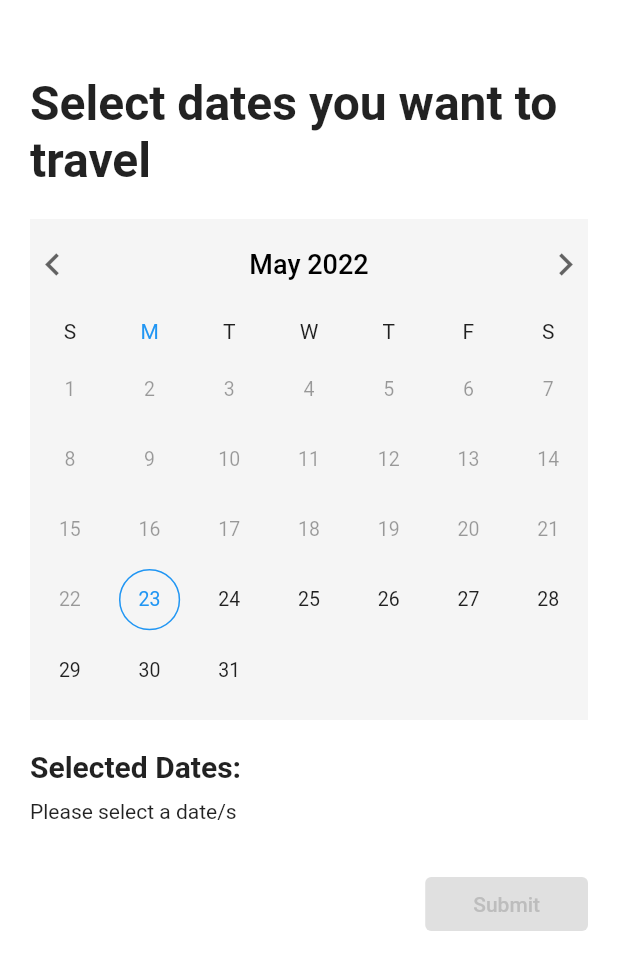
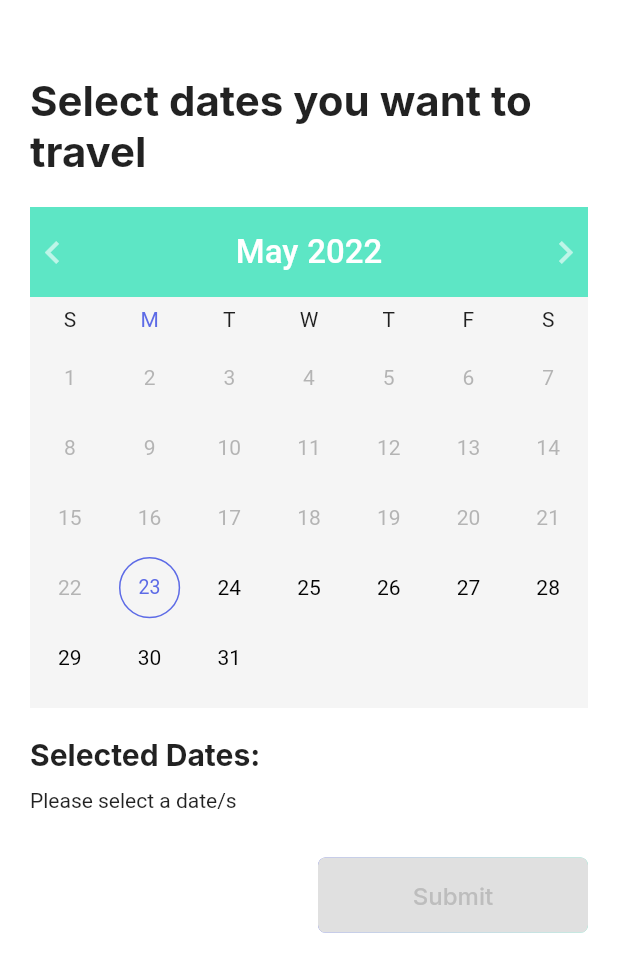
Before and after one commit to swtmply/touristop, a Flutter app: the SelectDatesScreen screen opened by its route, on a phone screen of 412 x 824 dp. Shown: the top 972 px of the screen. Run offline on Flutter 3.47's test engine with Material 2 defaults, Android fonts, the light colour scheme and no system bars; drawn by our look-alikes of syncfusion_flutter_datepicker; our stand-ins replace cloud_firestore, dropdown_button2, firebase_auth, firebase_core, flutter_rating_bar, flutter_riverpod and 7 more; accounts and stored records are empty; Roboto replaces fonts that are missing (Neucha).

Commit message:
update date selection

```diff
--- a/lib/screens/main/select_dates/select_dates_screen.dart
+++ b/lib/screens/main/select_dates/select_dates_screen.dart
@@ -1,5 +1,6 @@
 import 'package:flutter/material.dart';
 import 'package:flutter_riverpod/flutter_riverpod.dart';
+import 'package:google_fonts/google_fonts.dart';
 import 'package:hive_flutter/adapters.dart';
 import 'package:syncfusion_flutter_datepicker/datepicker.dart';
 import 'package:touristop/main.dart';
@@ -31,10 +32,10 @@ class _SelectDatesScreenState extends ConsumerState<SelectDatesScreen> {
             child: Column(
               crossAxisAlignment: CrossAxisAlignment.start,
               children: [
-                const Text(
+                Text(
                   'Select dates you want to travel',
-                  style: TextStyle(
-                    fontSize: 32,
+                  style: GoogleFonts.inter(
+                    fontSize: 28,
                     fontWeight: FontWeight.bold,
                   ),
                 ),
@@ -44,9 +45,9 @@ class _SelectDatesScreenState extends ConsumerState<SelectDatesScreen> {
                 // Date Picker
                 DatePickerCalendar(controller: _controller),
                 const SizedBox(height: 20),
-                const Text(
+                Text(
                   'Selected Dates:',
-                  style: TextStyle(
+                  style: GoogleFonts.inter(
                     fontSize: 20,
                     fontWeight: FontWeight.bold,
                   ),
@@ -58,27 +59,44 @@ class _SelectDatesScreenState extends ConsumerState<SelectDatesScreen> {
                 // Submit button
                 Align(
                   alignment: Alignment.centerRight,
+                  child: Container(
+                    width: 180,
+                    height: 50,
+                    decoration: BoxDecoration(
+                      gradient: const LinearGradient(
+                        begin: Alignment.centerLeft,
+                        end: Alignment.centerRight,
+                        colors: [
+                          Color.fromRGBO(93, 107, 230, 1),
+                          Color.fromRGBO(93, 230, 197, 1),
+                        ],
+                      ),
+                      borderRadius: BorderRadius.circular(5.0),
+                    ),
                     child: TextButton(
                       style: TextButton.styleFrom(
+                        minimumSize: const Size.fromHeight(50),
                         backgroundColor: dates.selectedDates.isEmpty
                             ? Colors.grey[300]
-                          : Colors.pink,
+                            : Colors.transparent,
                         primary: dates.selectedDates.isEmpty
                             ? Colors.grey[400]
                             : Colors.white,
-                      padding: const EdgeInsets.symmetric(
-                        vertical: 8.0,
-                        horizontal: 32.0,
+
+                        shape: RoundedRectangleBorder(
+                          borderRadius: BorderRadius.circular(5.0),
                         ),
                       ),
                       onPressed: dates.selectedDates.isEmpty
-                        ? () {
-                            datesBox.deleteFromDisk();
-                          }
+                          ? () {}
                           : () {
                               Navigator.pushNamed(context, '/select/spots');
                             },
-                    child: const Text('Submit'),
+                      child: Text('Submit',
+                          style: GoogleFonts.inter(
+                            fontSize: 16,
+                          )),
+                    ),
                   ),
                 ),
               ],
--- a/lib/screens/main/select_dates/widgets/date_picker_calendar.dart
+++ b/lib/screens/main/select_dates/widgets/date_picker_calendar.dart
@@ -1,5 +1,6 @@
 import 'package:flutter/material.dart';
 import 'package:flutter_riverpod/flutter_riverpod.dart';
+import 'package:google_fonts/google_fonts.dart';
 import 'package:syncfusion_flutter_datepicker/datepicker.dart';
 import 'package:touristop/main.dart';
 
@@ -31,14 +32,33 @@ class DatePickerCalendar extends ConsumerWidget {
                 selectedDates.addAll(args.value);
               }
             },
-            headerStyle: const DateRangePickerHeaderStyle(
+            headerStyle: DateRangePickerHeaderStyle(
+              backgroundColor: Color.fromRGBO(93, 230, 197, 1),
               textAlign: TextAlign.center,
               textStyle: TextStyle(
-                fontSize: 18,
-                color: Colors.black,
+                fontSize: 22,
+                color: Color.fromARGB(255, 255, 255, 255),
+                fontFamily: GoogleFonts.neucha().fontFamily,
+              ),
+            ),
+            monthCellStyle: DateRangePickerMonthCellStyle(
+              disabledDatesTextStyle: TextStyle(
+                fontSize: 14,
+                color: Color.fromARGB(133, 121, 121, 121),
+                fontFamily: GoogleFonts.neucha().fontFamily,
+              ),
+              textStyle: TextStyle(
+                fontSize: 14,
+                color: Color.fromARGB(255, 4, 4, 4),
+                fontFamily: GoogleFonts.neucha().fontFamily,
               ),
             ),
             headerHeight: 60,
+            todayHighlightColor: Color.fromRGBO(93, 107, 230, 1),
+            selectionColor: Color.fromRGBO(93, 230, 197, 1),
+            // startRangeSelectionColor: Color.fromRGBO(93, 230, 197, 1),
+            // endRangeSelectionColor:  Color.fromRGBO(93, 230, 197, 1),
+            // rangeSelectionColor: Color.fromARGB(161, 93, 230, 198),
           ),
         ),
       ),
--- a/lib/screens/main/select_spots/select_spots_screen.dart
+++ b/lib/screens/main/select_spots/select_spots_screen.dart
@@ -10,6 +10,8 @@ import 'package:touristop/models/geopoint/geopoint_model.dart' as app;
 import 'package:touristop/models/tourist_spot/tourist_spot_model.dart';
 import 'package:touristop/screens/main/select_spots/widgets/spot_list_item.dart';
 import 'package:touristop/screens/main/select_spots/widgets/touristop_dropdown.dart';
+import 'package:google_fonts/google_fonts.dart';
+
 
 class SelectSpotsScreen extends ConsumerStatefulWidget {
   const SelectSpotsScreen({Key? key}) : super(key: key);
@@ -41,7 +43,7 @@ class _SelectSpotsScreenState extends ConsumerState<SelectSpotsScreen> {
             }
 
             if (snapshot.connectionState == ConnectionState.waiting) {
-              return const CircularProgressIndicator.adaptive();
+              return const Center(child: CircularProgressIndicator.adaptive());
             }
 
             final currentDate = _selectedDate ?? dates.values.toList()[0].date;
@@ -72,9 +74,12 @@ class _SelectSpotsScreenState extends ConsumerState<SelectSpotsScreen> {
                       crossAxisAlignment: CrossAxisAlignment.start,
                       mainAxisAlignment: MainAxisAlignment.center,
                       children: [
-                        const Text('Select places to go to'),
+                        Text('Select places to go to', style: GoogleFonts.inter(
+                          fontSize: 32,
+                          fontWeight: FontWeight.bold
+                        ),),
                         const SizedBox(
-                          height: 40,
+                          height: 20,
                         ),
                         TDropdownButton(
                           value: DateFormat('yMd').format(currentDate),
@@ -92,7 +97,7 @@ class _SelectSpotsScreenState extends ConsumerState<SelectSpotsScreen> {
                           },
                         ),
                         const SizedBox(
-                          height: 20,
+                          height: 10,
                         ),
                       ],
                     ),
--- a/lib/screens/sections/enable_location_screen.dart
+++ b/lib/screens/sections/enable_location_screen.dart
@@ -17,29 +17,29 @@ class EnableLocationScreen extends ConsumerWidget {
       body: SafeArea(
         child: Column(
           children: [
-            SizedBox(
+            // SizedBox(
+            //   height: size.height * 0.7,
+            // ),
+            Image.asset(
+              "assets/images/pin_location_banner.png",
+              width: size.width,
               height: size.height * 0.7,
+              scale: 0.5,
+              fit: BoxFit.fill,
             ),
-            // Image.asset(
-            //   "/assets/images/login_banner.png",
-            //   width: size.width,
-            //   height: size.height * 0.7,
-            //   scale: 0.5,
-            //   fit: BoxFit.fill,
-            // ),
             const SizedBox(
               height: 50,
             ),
             TextButton(
               style: TextButton.styleFrom(
                 padding: const EdgeInsets.symmetric(
-                  horizontal: 24,
-                  vertical: 12,
+                  horizontal: 85,
+                  vertical: 15,
                 ),
                 shape: RoundedRectangleBorder(
                   borderRadius: BorderRadius.circular(5.0),
                 ),
-                backgroundColor: const Color.fromRGBO(93, 230, 197, 1),
+                backgroundColor: const Color.fromRGBO(93, 107, 230, 1),
                 primary: Colors.white,
               ),
               onPressed: () async {
```
Lines whose indentation alone changed are shown as unchanged.
